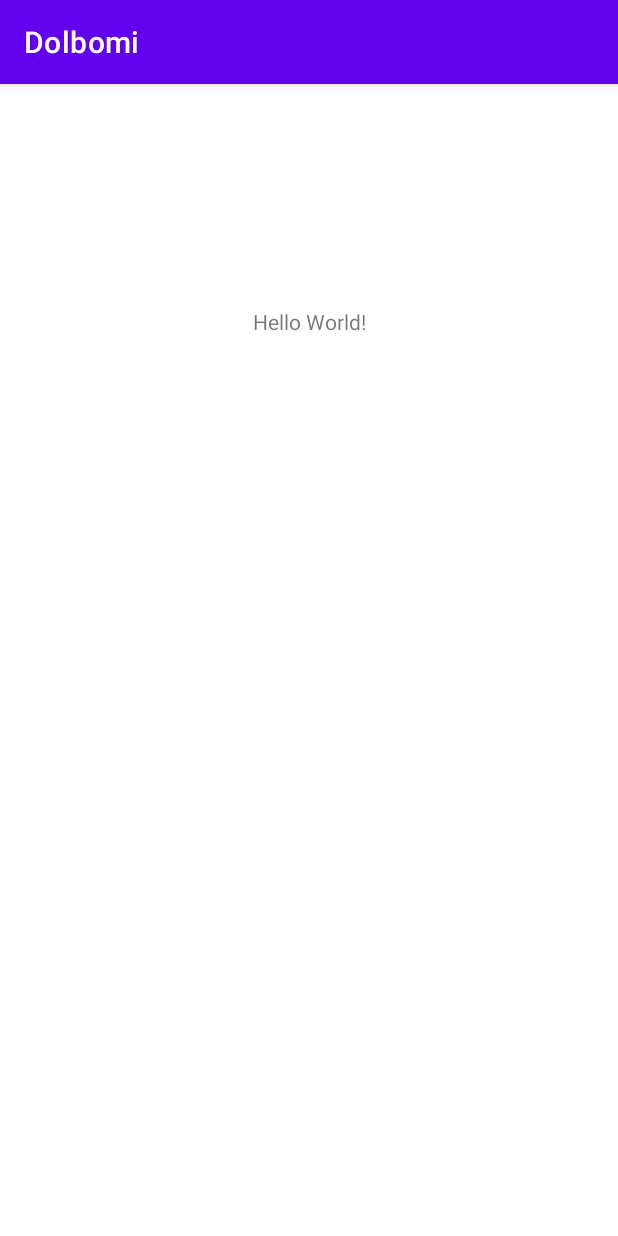
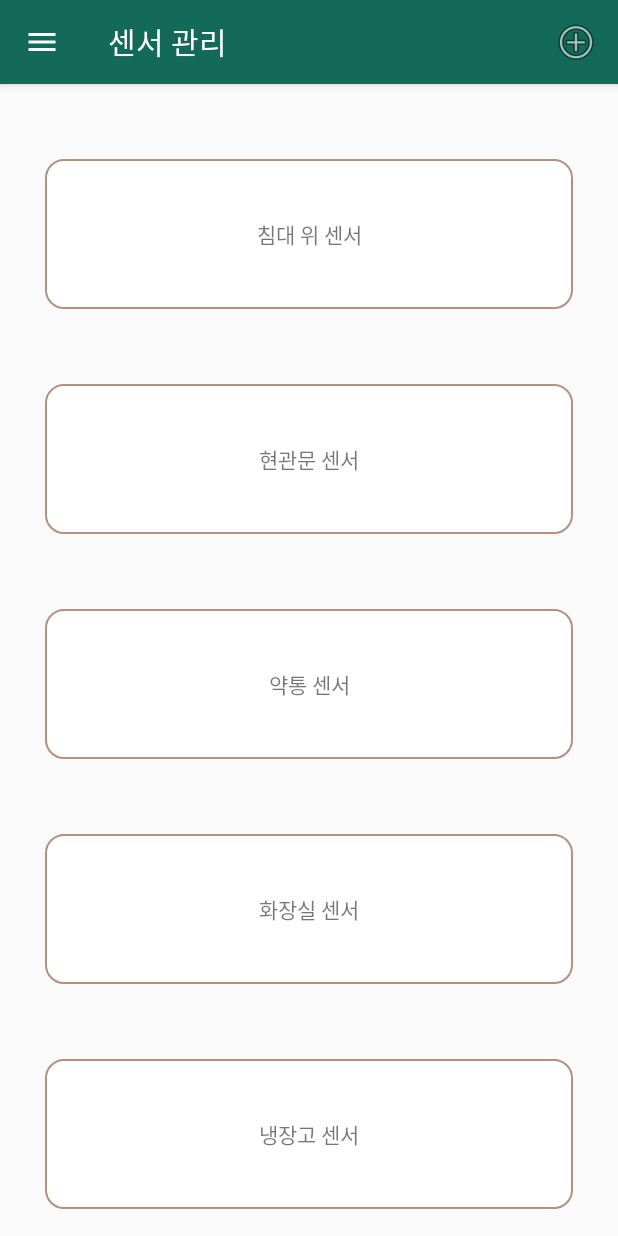
Before and after one commit to DOLBOMI/DOLBOMI_FRONT, an Android app: the screen it shows after launch (MainActivity before the commit, SensorActivity after it), on a phone screen of 412 x 824 dp. Run offline under Robolectric (Android 15) with nearby library versions, the phone set to English and light mode, and no system bars.

Commit message:
[FEAT] 센서 관리 화면/센서 추가 다이얼로그 팝업창

```diff
--- a/app/src/main/AndroidManifest.xml
+++ b/app/src/main/AndroidManifest.xml
@@ -8,13 +8,14 @@
         android:label="@string/app_name"
         android:roundIcon="@mipmap/ic_launcher_round"
         android:supportsRtl="true"
-        android:theme="@style/Theme.Dolbomi">
+        android:theme="@style/Theme.AppCompat.Light.NoActionBar">
+        <activity android:name=".SensorActivity"><intent-filter>
+            <action android:name="android.intent.action.MAIN" />
+
+            <category android:name="android.intent.category.LAUNCHER" />
+        </intent-filter></activity>
         <activity android:name=".MainActivity">
-            <intent-filter>
-                <action android:name="android.intent.action.MAIN" />
 
-                <category android:name="android.intent.category.LAUNCHER" />
-            </intent-filter>
         </activity>
     </application>
 
--- /dev/null
+++ b/app/src/main/java/com/example/dolbomi/SensorActivity.java
@@ -0,0 +1,69 @@
+package com.example.dolbomi;
+
+import androidx.appcompat.app.AppCompatActivity;
+import androidx.appcompat.widget.Toolbar;
+
+import android.app.AlertDialog;
+import android.content.DialogInterface;
+import android.graphics.Color;
+import android.os.Bundle;
+import android.view.Menu;
+import android.view.MenuInflater;
+import android.view.MenuItem;
+import android.widget.EditText;
+
+public class SensorActivity extends AppCompatActivity {
+
+    @Override
+    protected void onCreate(Bundle savedInstanceState) {
+        super.onCreate(savedInstanceState);
+        setContentView(R.layout.activity_sensor);
+
+        Toolbar toolbar = findViewById(R.id.my_toolbar);
+        toolbar.setTitle("센서 관리");
+        toolbar.setTitleTextColor(Color.parseColor("#FFFFFFFF"));
+        setSupportActionBar(toolbar);
+
+        getSupportActionBar().setDisplayHomeAsUpEnabled(true);
+        getSupportActionBar().setHomeAsUpIndicator(R.drawable.ic_baseline_menu_24);
+    }
+
+    @Override
+    public boolean onCreateOptionsMenu(Menu menu) {
+        MenuInflater menuInflater = getMenuInflater();
+        menuInflater.inflate(R.menu.menu_toolbar, menu);
+        return true;
+    }
+
+    @Override
+    public boolean onOptionsItemSelected(MenuItem item) {
+        switch (item.getItemId()) {
+            case R.id.add:
+                AlertDialog.Builder ad = new AlertDialog.Builder(SensorActivity.this);
+                ad.setIcon(R.drawable.ic_baseline_contactless_24);
+                ad.setTitle("센서 추가");
+                ad.setMessage("센서 아이디를 입력하세요");
+
+                final EditText et = new EditText(SensorActivity.this);
+                ad.setView(et);
+
+                ad.setPositiveButton("확인", new DialogInterface.OnClickListener() {
+                    @Override
+                    public void onClick(DialogInterface dialog, int which) {
+                        String result = et.getText().toString();
+                        dialog.dismiss();
+                    }
+                });
+
+                ad.setNegativeButton("취소", new DialogInterface.OnClickListener() {
+                    @Override
+                    public void onClick(DialogInterface dialog, int which) {
+                        dialog.dismiss();
+                    }
+                });
+                ad.show();
+
+        }
+        return true;
+    }
+}
--- /dev/null
+++ b/app/src/main/res/drawable/ic_baseline_contactless_24.xml
@@ -0,0 +1,5 @@
+<vector android:height="24dp" android:tint="#146A59"
+    android:viewportHeight="24" android:viewportWidth="24"
+    android:width="24dp" xmlns:android="http://schemas.android.com/apk/res/android">
+    <path android:fillColor="@android:color/white" android:pathData="M12,2C6.48,2 2,6.48 2,12c0,5.52 4.48,10 10,10s10,-4.48 10,-10C22,6.48 17.52,2 12,2zM8.46,14.45L7.1,13.83c0.28,-0.61 0.41,-1.24 0.4,-1.86c-0.01,-0.63 -0.14,-1.24 -0.4,-1.8l1.36,-0.63c0.35,0.75 0.53,1.56 0.54,2.4C9.01,12.8 8.83,13.64 8.46,14.45zM11.53,16.01l-1.3,-0.74c0.52,-0.92 0.78,-1.98 0.78,-3.15c0,-1.19 -0.27,-2.33 -0.8,-3.4l1.34,-0.67c0.64,1.28 0.96,2.65 0.96,4.07C12.51,13.55 12.18,14.86 11.53,16.01zM14.67,17.33l-1.35,-0.66c0.78,-1.6 1.18,-3.18 1.18,-4.69c0,-1.51 -0.4,-3.07 -1.18,-4.64l1.34,-0.67C15.56,8.45 16,10.23 16,11.98C16,13.72 15.56,15.52 14.67,17.33z"/>
+</vector>
--- /dev/null
+++ b/app/src/main/res/drawable/ic_baseline_menu_24.xml
@@ -0,0 +1,5 @@
+<vector android:height="24dp" android:tint="#FFFFFF"
+    android:viewportHeight="24" android:viewportWidth="24"
+    android:width="24dp" xmlns:android="http://schemas.android.com/apk/res/android">
+    <path android:fillColor="@android:color/white" android:pathData="M3,18h18v-2L3,16v2zM3,13h18v-2L3,11v2zM3,6v2h18L21,6L3,6z"/>
+</vector>
--- /dev/null
+++ b/app/src/main/res/drawable/round_rectangle.xml
@@ -0,0 +1,14 @@
+<?xml version="1.0" encoding="utf-8"?>
+<shape xmlns:android="http://schemas.android.com/apk/res/android"
+    android:padding="10dp"
+    android:shape="rectangle" >
+    <solid android:color="#FFF" />
+    <corners
+        android:bottomLeftRadius="12dp"
+        android:bottomRightRadius="12dp"
+        android:topLeftRadius="12dp"
+        android:topRightRadius="12dp" />
+    <stroke
+        android:width="1dp"
+        android:color="#b6907f" />
+</shape>
--- /dev/null
+++ b/app/src/main/res/layout/activity_sensor.xml
@@ -0,0 +1,74 @@
+<?xml version="1.0" encoding="utf-8"?>
+<LinearLayout xmlns:android="http://schemas.android.com/apk/res/android"
+    xmlns:app="http://schemas.android.com/apk/res-auto"
+    xmlns:tools="http://schemas.android.com/tools"
+    android:layout_width="match_parent"
+    android:layout_height="match_parent"
+    android:orientation="vertical"
+    tools:context="com.example.dolbomi.SensorActivity">
+
+    <androidx.appcompat.widget.Toolbar
+        android:id="@+id/my_toolbar"
+        android:layout_width="match_parent"
+        android:layout_height="?attr/actionBarSize"
+        android:background="@color/green"
+        android:elevation="4dp"
+        android:theme="@style/ThemeOverlay.AppCompat.ActionBar"
+        app:popupTheme="@style/ThemeOverlay.AppCompat.Light" />
+    <ScrollView
+        android:layout_width="match_parent"
+        android:layout_height="0dp"
+        android:layout_weight="1"
+        android:fillViewport="true">
+        <LinearLayout
+            android:layout_width="match_parent"
+            android:layout_height="match_parent"
+            android:orientation="vertical"
+            android:layout_marginTop="50dp"
+            android:layout_marginBottom="50dp"
+            android:layout_marginLeft="30dp"
+            android:layout_marginRight="30dp">
+            <TextView
+                android:layout_width="match_parent"
+                android:layout_height="100dp"
+                android:layout_marginBottom="50dp"
+                android:background="@drawable/round_rectangle"
+                android:gravity="center"
+                android:color="@color/black"
+                android:text="침대 위 센서"/>
+
+            <TextView
+                android:layout_width="match_parent"
+                android:layout_height="100dp"
+                android:layout_marginBottom="50dp"
+                android:background="@drawable/round_rectangle"
+                android:gravity="center"
+                android:color="@color/black"
+                android:text="현관문 센서"/>
+            <TextView
+                android:layout_width="match_parent"
+                android:layout_height="100dp"
+                android:layout_marginBottom="50dp"
+                android:background="@drawable/round_rectangle"
+                android:gravity="center"
+                android:color="@color/black"
+                android:text="약통 센서"/>
+            <TextView
+                android:layout_width="match_parent"
+                android:layout_height="100dp"
+                android:layout_marginBottom="50dp"
+                android:background="@drawable/round_rectangle"
+                android:gravity="center"
+                android:color="@color/black"
+                android:text="화장실 센서"/>
+            <TextView
+                android:layout_width="match_parent"
+                android:layout_height="100dp"
+                android:layout_marginBottom="100dp"
+                android:background="@drawable/round_rectangle"
+                android:gravity="center"
+                android:color="@color/black"
+                android:text="냉장고 센서"/>
+        </LinearLayout>
+    </ScrollView>
+</LinearLayout>
--- /dev/null
+++ b/app/src/main/res/layout/toolbar.xml
@@ -0,0 +1,11 @@
+<?xml version="1.0" encoding="utf-8"?>
+<androidx.appcompat.widget.Toolbar xmlns:android="http://schemas.android.com/apk/res/android"
+    xmlns:app="http://schemas.android.com/apk/res-auto"
+    android:id="@+id/toolbar"
+    android:layout_width="match_parent"
+    android:layout_height="wrap_content"
+    android:background="@color/green"
+    android:theme="@style/ThemeOverlay.AppCompat.ActionBar"
+    app:popupTheme="@style/ThemeOverlay.AppCompat.Light">
+
+</androidx.appcompat.widget.Toolbar>
--- /dev/null
+++ b/app/src/main/res/menu/menu_toolbar.xml
@@ -0,0 +1,11 @@
+<?xml version="1.0" encoding="utf-8"?>
+<menu xmlns:android="http://schemas.android.com/apk/res/android"
+    xmlns:app="http://schemas.android.com/apk/res-auto">
+    <item
+        android:id="@+id/add"
+        android:icon="@android:drawable/ic_menu_add"
+        android:title="AddSensor"
+        app:showAsAction="ifRoom"/>
+
+    <!--TO DO: showAsAction속성값 변경여부 결정-->
+</menu>
--- a/app/src/main/res/values/colors.xml
+++ b/app/src/main/res/values/colors.xml
@@ -7,4 +7,5 @@
     <color name="teal_700">#FF018786</color>
     <color name="black">#FF000000</color>
     <color name="white">#FFFFFFFF</color>
+    <color name="green">#146A59</color>
 </resources>
--- /dev/null
+++ b/app/src/main/res/values/style.xml
@@ -0,0 +1,8 @@
+<?xml version="1.0" encoding="utf-8"?>
+<resources>
+    <style name="AppTheme" parent="Theme.AppCompat.Light.NoActionBar">
+        <item name="colorPrimary">@color/green</item>
+        <item name="colorPrimaryDark">@color/teal_700</item>
+        <item name="colorAccent">@color/teal_200</item>
+    </style>
+</resources>
```
